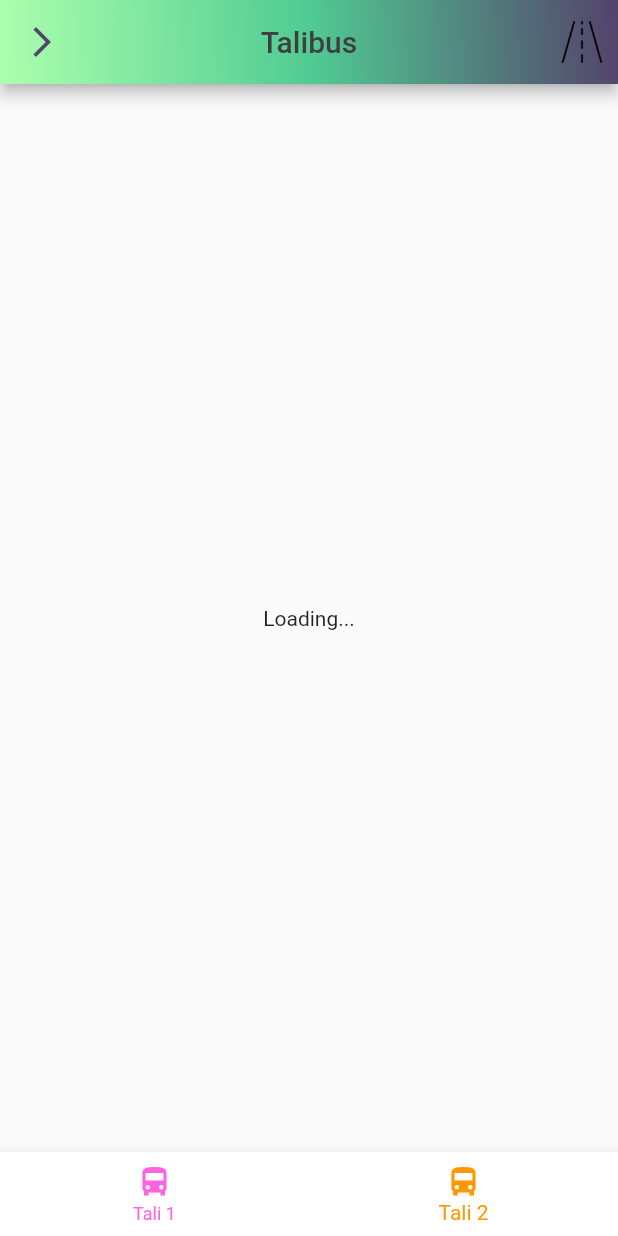
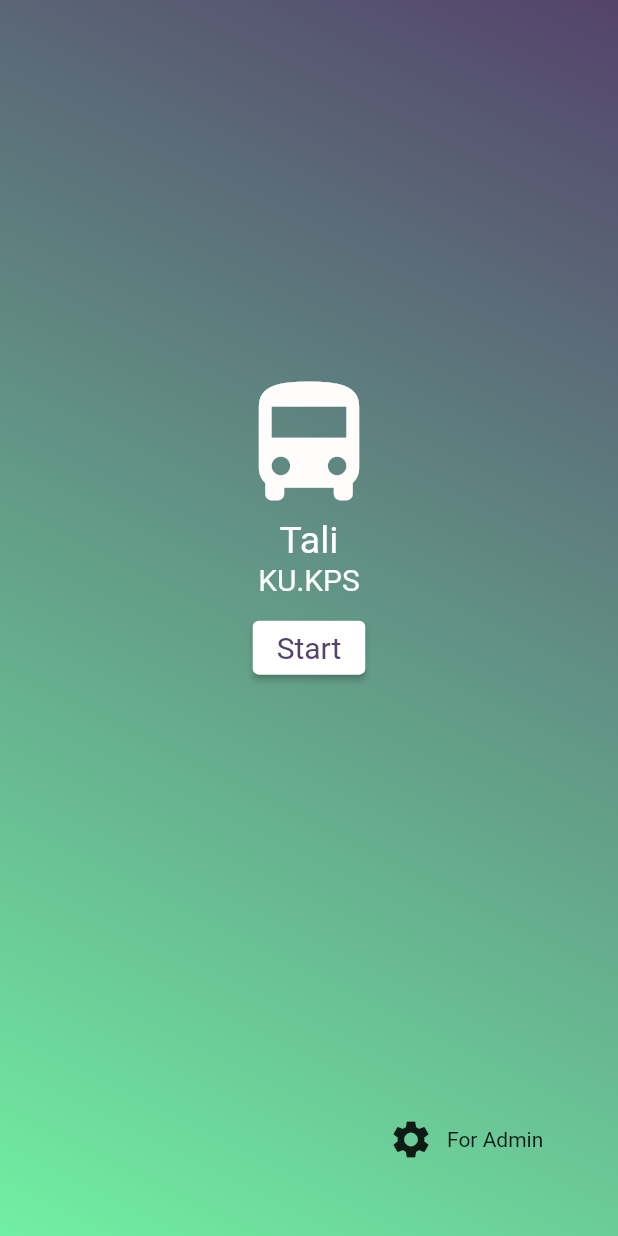
Before and after one commit to SoullesS712/Project_TALi, a Flutter app: the screen it shows after launch, on a phone screen of 412 x 824 dp. Run offline on Flutter 3.47's test engine with Material 2 defaults, Android fonts, the light colour scheme and no system bars; our stand-ins replace auto_size_text, google_fonts, google_maps_flutter, location; missing offline and left inert: flutter_polyline_points.

Commit message:
firstpage&adminlogin

```diff
--- a/talibus/lib/main.dart
+++ b/talibus/lib/main.dart
@@ -15,7 +15,7 @@ class MyApp extends StatelessWidget {
     return MaterialApp(
       debugShowCheckedModeBanner: false,
       routes: router,
-      initialRoute: 'home',
+      initialRoute: 'firstScreen',
     );
   }
 }
--- a/talibus/lib/router.dart
+++ b/talibus/lib/router.dart
@@ -4,11 +4,15 @@ import 'package:talibus/states/noti.dart';
 import 'package:talibus/states/setting.dart';
 import 'package:talibus/states/roadmap.dart';
 import 'package:talibus/states/howtouse.dart';
+import 'package:talibus/states/Fistscreen.dart';
+import 'package:talibus/states/admin.dart';
 
 Map<String, WidgetBuilder> router = {
+  'firstScreen': (context) => const firstscreen(),
   'home': (context) => const Home(),
   'setting': (context) => const Setting(),
   'noti': (context) => const Noti(),
   'roadmap': (context) => const Roadmap(),
-  'howtouse': (context) => const Howtouse()
+  'howtouse': (context) => const Howtouse(),
+  'admin': (context) => const Admin()
 };
--- /dev/null
+++ b/talibus/lib/states/Fistscreen.dart
@@ -0,0 +1,114 @@
+import 'package:flutter/material.dart';
+import 'package:talibus/constants.dart';
+
+class firstscreen extends StatefulWidget {
+  const firstscreen({Key? key}) : super(key: key);
+
+  @override
+  State<firstscreen> createState() => _firstscreen();
+}
+
+class _firstscreen extends State<firstscreen> {
+  @override
+  Widget build(BuildContext context) {
+    return Scaffold(
+        appBar: null,
+        body: Container(
+            width: double.infinity,
+            height: double.infinity,
+            decoration: const BoxDecoration(
+              gradient: LinearGradient(
+                colors: [Color(0xFF54436B), Color(0xFF71EFA3)],
+                begin: AlignmentDirectional(1, -1),
+                end: AlignmentDirectional(-1, 1),
+              ),
+            ),
+            child: Align(
+              alignment: const AlignmentDirectional(0.05, -0.75),
+              child: SingleChildScrollView(
+                child: Column(
+                    mainAxisSize: MainAxisSize.max,
+                    mainAxisAlignment: MainAxisAlignment.center,
+                    // ignore: prefer_const_literals_to_create_immutables
+                    children: [
+                      const Padding(
+                        padding: EdgeInsetsDirectional.fromSTEB(0, 240, 0, 0),
+                        child: Icon(
+                          Icons.directions_bus,
+                          size: 100,
+                          color: Color.fromARGB(255, 255, 252, 252),
+                        ),
+                      ),
+                      // ignore: prefer_const_constructors
+                      Text(
+                        'Tali',
+                        style: const TextStyle(
+                            color: Color.fromARGB(255, 255, 255, 255),
+                            fontSize: 25),
+                      ),
+                      const Padding(
+                        padding: EdgeInsetsDirectional.fromSTEB(0, 0, 0, 10),
+                        child: Text(
+                          'KU.KPS',
+                          style: TextStyle(
+                              color: Color.fromARGB(255, 255, 255, 255),
+                              fontSize: 20),
+                        ),
+                      ),
+                      Padding(
+                        padding: EdgeInsetsDirectional.fromSTEB(0, 0, 0, 80),
+                        child: ElevatedButton(
+                          onPressed: () {
+                            Navigator.pushNamed(context, "home");
+                          },
+                          child: const Text('Start'),
+                          style: TextButton.styleFrom(
+                              primary: Color(0xFF54436B),
+                              backgroundColor:
+                                  Color.fromARGB(255, 255, 255, 255),
+                              textStyle: TextStyle(fontSize: 20)),
+                        ),
+                      ),
+                      Padding(
+                        padding: EdgeInsetsDirectional.fromSTEB(250, 200, 0, 0),
+                        child: Row(
+                          mainAxisSize: MainAxisSize.max,
+                          crossAxisAlignment: CrossAxisAlignment.center,
+                          children: [
+                            Column(
+                              mainAxisSize: MainAxisSize.max,
+                              crossAxisAlignment: CrossAxisAlignment.start,
+                              children: [
+                                IconButton(
+                                  icon: Icon(
+                                    Icons.settings,
+                                    size: 30,
+                                  ),
+                                  onPressed: () {
+                                    Navigator.pushNamed(context, "admin");
+                                  },
+                                ),
+                              ],
+                            ),
+                            Expanded(
+                              child: Column(
+                                mainAxisSize: MainAxisSize.max,
+                                children: [
+                                  Align(
+                                    alignment: AlignmentDirectional(-1, 0),
+                                    child: Text(
+                                      'For Admin',
+                                      textAlign: TextAlign.start,
+                                    ),
+                                  ),
+                                ],
+                              ),
+                            ),
+                          ],
+                        ),
+                      )
+                    ]),
+              ),
+            )));
+  }
+}
--- a/talibus/lib/states/home.dart
+++ b/talibus/lib/states/home.dart
@@ -1,5 +1,3 @@
-// ignore_for_file: camel_case_types
-
 import 'package:flutter/material.dart';
 import 'dart:async';
 import 'package:google_maps_flutter/google_maps_flutter.dart';
@@ -171,7 +169,9 @@ class Map_State extends State<Home> {
     return Scaffold(
       appBar: AppBar(
         leading: IconButton(
-          onPressed: () {},
+          onPressed: () {
+            drawerItems;
+          },
           icon: const Icon(Icons.arrow_forward_ios),
           color: Color(0xFF54436B),
         ),
--- a/talibus/pubspec.yaml
+++ b/talibus/pubspec.yaml
@@ -75,6 +75,7 @@ flutter:
     - images/Pin_source.png
     - images/Pin_destination.png
     - images/Badge.png
+    - images/login.jpg
   #   - images/a_dot_ham.jpeg
 
   # An image asset can refer to one or more resolution-specific "variants", see
```
Also changed, not shown: talibus/lib/states/admin.dart (added, +108 -0 lines).
